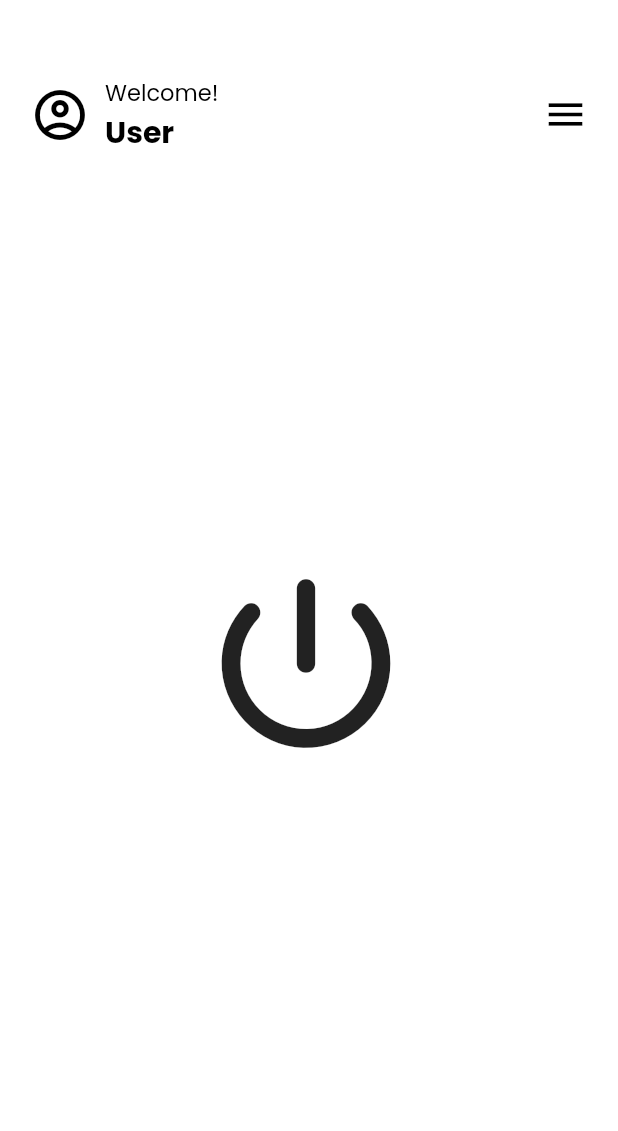
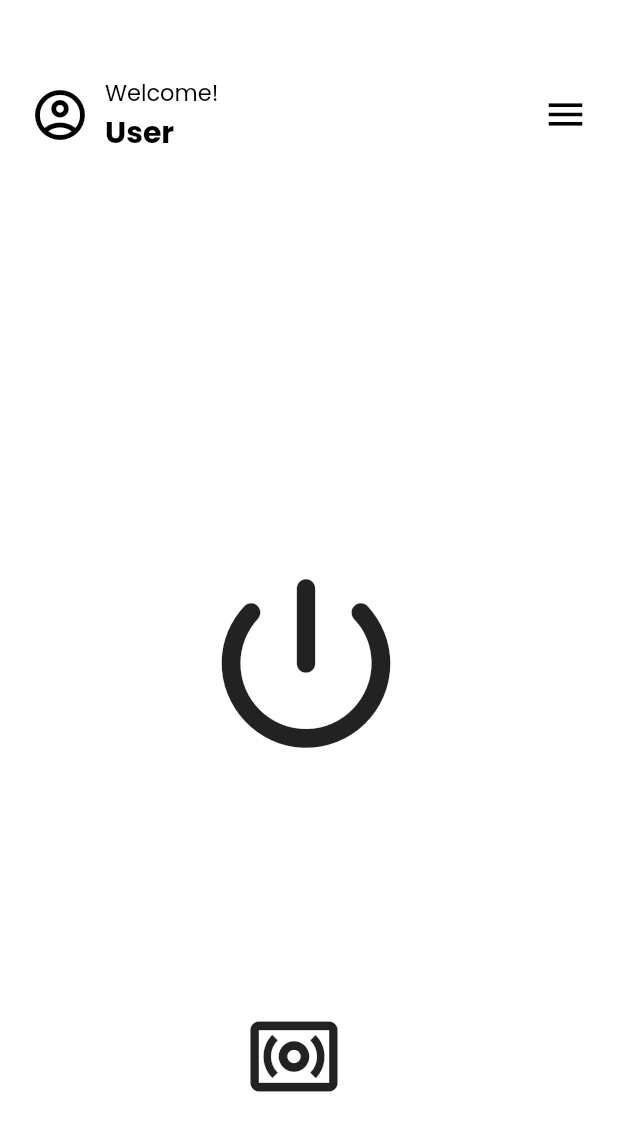
Before and after one commit to btaanish/RoamAssist, a Flutter app: the screen it shows after launch, on a phone screen of 412 x 824 dp. Shown: the top 1131 px of the screen. Run offline on Flutter 3.47's test engine with Material 2 defaults, Android fonts, the phone set to English and light mode, and no system bars; our stand-ins replace audioplayers, avatar_glow, flutter_spinkit, google_maps_flutter, group_button, location and 2 more.

Commit message:
Integrate Talkback and VoiceOver and add text description for each button

```diff
--- a/lib/views/locations_screen.dart
+++ b/lib/views/locations_screen.dart
@@ -116,7 +116,9 @@ class _LocationScreenState extends State<LocationScreen> {
     if(_firstOp) {
       selectedStart = widget.locations1[0];
       selectedEnd = widget.locations2[0];
-      await player.play(AssetSource("sounds/LocationScreen.wav"));
+      Future.delayed(const Duration(milliseconds: 1000), () async {
+        await player.play(AssetSource("sounds/LocationScreen.wav"));
+      });
       _firstOp = false;
       return "";
     } else {
@@ -486,7 +488,7 @@ class _LocationScreenState extends State<LocationScreen> {
                         onChanged: (end) => setState(() {
                           selectedEnd = end;
                           print("set_goal:" + selectedEnd.toString());
-                          sendCommand("set_goal:" + selectedEnd.toString());
+                         sendCommand("set_goal:" + selectedEnd.toString());
                         })),
                   ),
                   const SizedBox(height: 70,),
--- a/lib/views/main_screen.dart
+++ b/lib/views/main_screen.dart
@@ -105,7 +105,10 @@ class _MainScreenState extends State<MainScreen> {
   }
   Future<String> textFunc(String s) async {
     if(_firstOp) {
-      await player.play(AssetSource("sounds/OpeningScreen.wav"));
+      Future.delayed(const Duration(milliseconds: 1000), () async {
+
+        await player.play(AssetSource("sounds/OpeningScreen.wav"));
+      });
       _firstOp = false;
       return "";
     } else {
@@ -414,7 +417,7 @@ class _MainScreenState extends State<MainScreen> {
                               backColour = Colors.green;
                             });
                       } else {
-                            String s3 = await sendCommand("start");
+                        String s3 = await sendCommand("start");
                         sendCommand("stand");
                         // String s3 = "map 1, map 2";
                             setState(() {
@@ -443,7 +446,27 @@ class _MainScreenState extends State<MainScreen> {
                       icon: Icon(
                           Icons.power_settings_new_rounded,
                           size: 150,
-                      )),
+                      ),
+                    tooltip:"Press this button to begin"
+                    ),
+                  ),
+                ),
+                Padding(
+                  padding: const EdgeInsets.fromLTRB(40, 40, 60, 20),
+                  child: Container(
+                    width: 150, // Set the width to your desired size
+                    height: 150, // Set the height to your desired size
+                    child: IconButton(
+                        onPressed: () async {
+                          sendCommand("sound_id:0");
+                        },
+                        icon: Icon(
+                          Icons.surround_sound_outlined,
+                          size: 70,
+                        ),
+                      tooltip: "Press this button to check the location of your dog",
+                    ),
+
                   ),
                 ),
               ]
@@ -497,7 +520,7 @@ class _MainScreenState extends State<MainScreen> {
 //         onChanged: (Locations? value) {
 //           setState(() {
 //             _character = value;
-//           });
+//           }onChanged: = value);
 //         },
 //       ),
 //     ),
--- a/lib/views/sound_screen.dart
+++ b/lib/views/sound_screen.dart
@@ -136,7 +136,9 @@ class _SoundScreenState extends State<SoundScreen> {
       selectedStart = widget.start;
       selectedEnd = widget.end;
       selectedMap = widget.selectMap;
-      await player.play(AssetSource("sounds/VoiceMode.wav"));
+      Future.delayed(const Duration(milliseconds: 1000), () async {
+        await player.play(AssetSource("sounds/VoiceMode.wav"));
+      });
       _firstOp = false;
       return "";
     } else {
```
Also changed, not shown: lib/views/control_screen.dart (+15 -2 lines), lib/views/maps_list.dart (+6 -2 lines).
